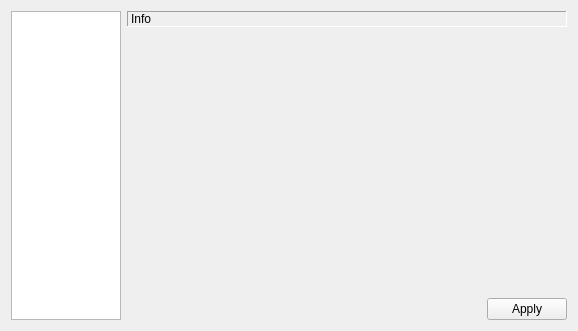
seanxyh/liteide, file liteidex/src/liteapp/optionswidget.ui: the form before one commit.
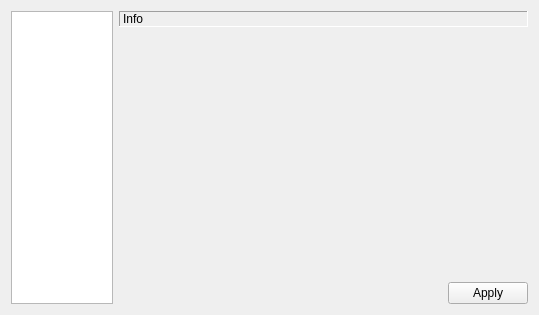
The form after the commit.

Patch:
```diff
--- a/liteidex/src/liteapp/optionswidget.ui
+++ b/liteidex/src/liteapp/optionswidget.ui
@@ -6,8 +6,8 @@
    <rect>
     <x>0</x>
     <y>0</y>
-    <width>578</width>
-    <height>331</height>
+    <width>539</width>
+    <height>315</height>
    </rect>
   </property>
   <property name="windowTitle">
```
